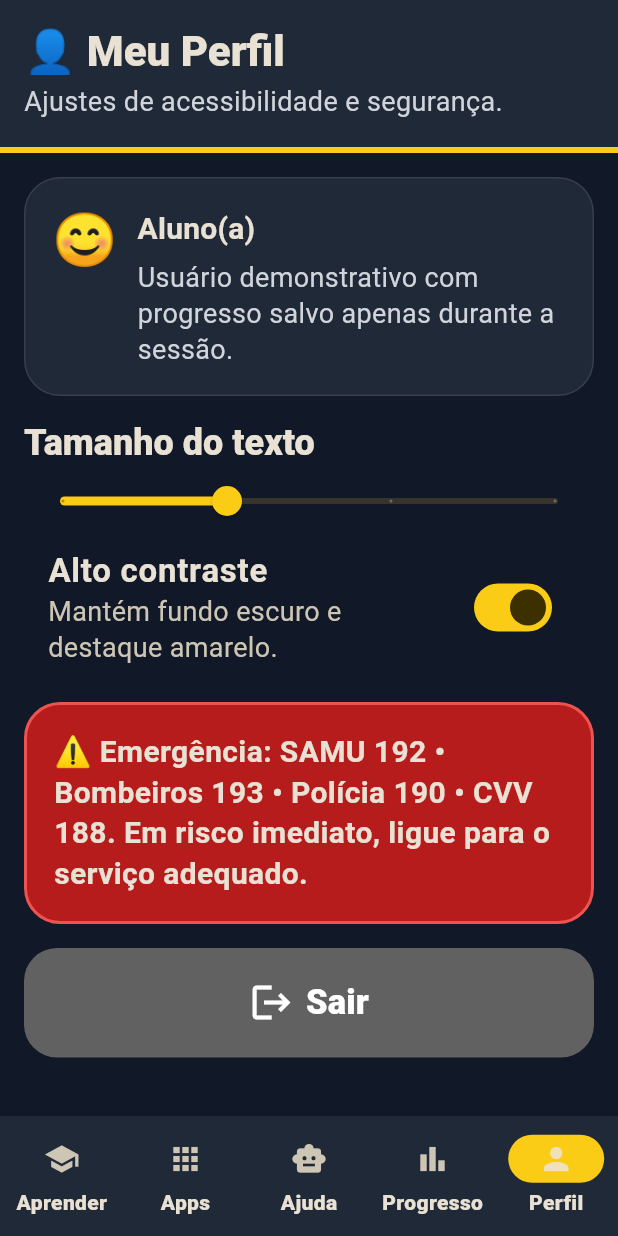
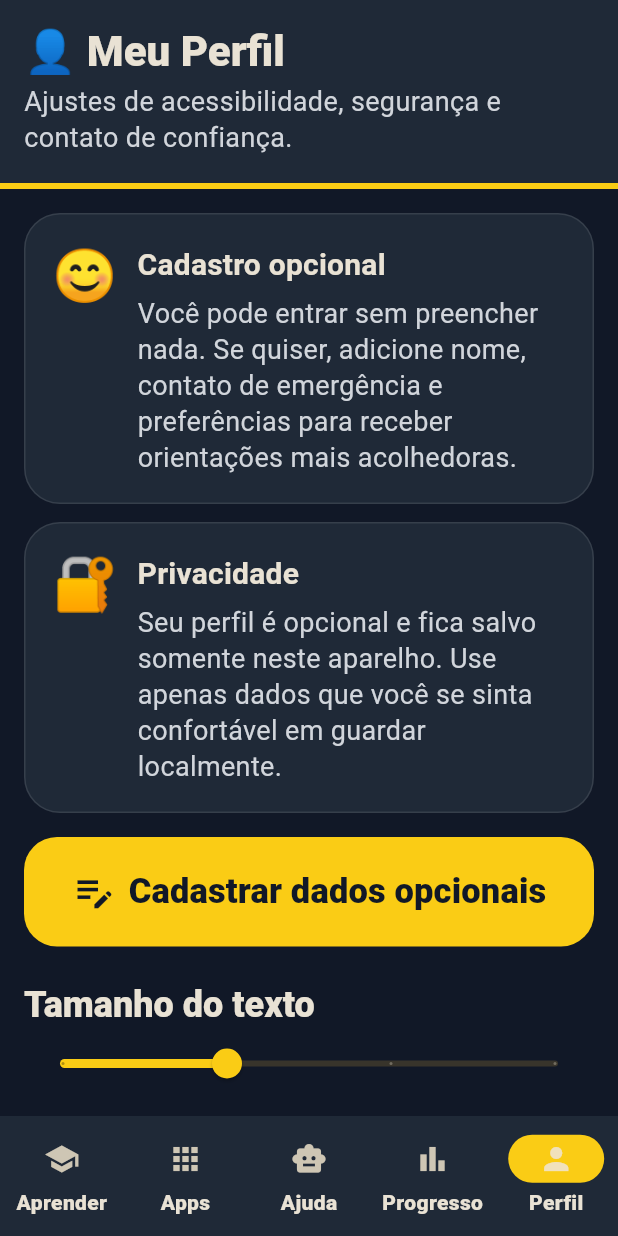
Before and after one commit to Igh0r/ProjetoEducacaoIdoso, a Flutter app: the MainNavigation screen opened directly, item 5 of the bottom bar chosen, on a phone screen of 412 x 824 dp. Run offline on Flutter 3.47's test engine with Material 3 defaults, Android fonts, the phone set to English and light mode, and no system bars; accounts and stored records are empty.

Commit message:
Adiciona perfil local opcional

```diff
--- a/lib/features/assistant/services/assistant_answer_service.dart
+++ b/lib/features/assistant/services/assistant_answer_service.dart
@@ -3,13 +3,14 @@ part of 'package:educacao_idoso/main.dart';
 class AssistantAnswerService {
   const AssistantAnswerService();
 
-  String answerFor(String question) {
+  String answerFor(String question, {UserProfile profile = const UserProfile()}) {
     final q = question.toLowerCase();
+    final trusted = profile.trustedContactLabel;
     if (q.contains('golpe') || q.contains('segurança')) {
-      return 'Nunca informe senha, código SMS ou número do cartão por mensagem. Desconfie de urgência, links estranhos e pedidos de dinheiro. Na dúvida, ligue para um familiar ou para o banco por um número oficial.';
+      return 'Nunca informe senha, código SMS ou número do cartão por mensagem. Desconfie de urgência, links estranhos e pedidos de dinheiro. Na dúvida, pare e confirme com $trusted ou com o banco por um número oficial.';
     }
     if (q.contains('pix')) {
-      return 'Para usar PIX com segurança: confira nome e banco antes de confirmar, comece com valores pequenos e nunca faça transferência por pressão de desconhecidos.';
+      return 'Para usar PIX com segurança: confira nome e banco antes de confirmar, comece com valores pequenos e nunca faça transferência por pressão de desconhecidos. Se houver urgência ou ameaça, confirme antes com $trusted.';
     }
     if (q.contains('gov')) {
       return 'No gov.br, use o aplicativo ou site oficial. Toque em “Esqueci minha senha” e siga as etapas. Peça ajuda a alguém de confiança, mas não compartilhe sua senha.';
@@ -17,10 +18,10 @@ class AssistantAnswerService {
     if (q.contains('remédio') || q.contains('remedio')) {
       return 'Use alarmes no celular, mantenha uma lista dos remédios e confirme horários com médico ou farmacêutico. Não altere doses sem orientação profissional.';
     }
-    return 'Boa pergunta! Vá por partes: leia a tela, procure botões como “Entrar”, “Confirmar” ou “Voltar” e, se envolver dinheiro ou senha, confirme com alguém de confiança antes de continuar.';
+    return 'Boa pergunta! Vá por partes: leia a tela, procure botões como “Entrar”, “Confirmar” ou “Voltar” e, se envolver dinheiro, senha ou dados sensíveis, confirme com $trusted antes de continuar.';
   }
 }
 
 const assistantAnswerService = AssistantAnswerService();
 
-String answerFor(String question) => assistantAnswerService.answerFor(question);
+String answerFor(String question) => assistantAnswerService.answerFor(question, profile: appState.userProfile);
--- a/lib/features/auth/presentation/login_page.dart
+++ b/lib/features/auth/presentation/login_page.dart
@@ -25,17 +25,28 @@ class LoginPage extends StatelessWidget {
                 ),
                 const SizedBox(height: 28),
                 SeniorButton(
-                  label: 'Entrar no aplicativo',
+                  label: 'Entrar sem cadastro',
                   icon: Icons.login,
                   onPressed: () => Navigator.of(context).pushReplacement(
                     MaterialPageRoute(builder: (_) => const MainNavigation()),
                   ),
                 ),
+                const SizedBox(height: 12),
+                SeniorButton.secondary(
+                  label: 'Preencher perfil opcional',
+                  icon: Icons.person_add_alt_1,
+                  onPressed: () async {
+                    await showProfileEditor(context, appState.userProfile);
+                    if (context.mounted) {
+                      Navigator.of(context).pushReplacement(MaterialPageRoute(builder: (_) => const MainNavigation()));
+                    }
+                  },
+                ),
                 const SizedBox(height: 16),
                 const InfoCard(
                   icon: '🔒',
-                  title: 'Seguro e acolhedor',
-                  text: 'Este protótipo usa login simplificado para facilitar testes e demonstrações.',
+                  title: 'Privacidade desde o início',
+                  text: 'O cadastro é opcional. Quando preenchido, fica salvo somente neste aparelho para lembrar seu contato de confiança e preferências.',
                 ),
               ],
             ),
--- /dev/null
+++ b/lib/features/profile/models/user_profile.dart
@@ -0,0 +1,61 @@
+part of 'package:educacao_idoso/main.dart';
+
+class UserProfile {
+  const UserProfile({
+    this.name = '',
+    this.emergencyPhone = '',
+    this.trustedContactName = '',
+    this.preferences = '',
+  });
+
+  final String name;
+  final String emergencyPhone;
+  final String trustedContactName;
+  final String preferences;
+
+  bool get hasAnyData =>
+      name.trim().isNotEmpty ||
+      emergencyPhone.trim().isNotEmpty ||
+      trustedContactName.trim().isNotEmpty ||
+      preferences.trim().isNotEmpty;
+
+  bool get hasTrustedContact =>
+      trustedContactName.trim().isNotEmpty || emergencyPhone.trim().isNotEmpty;
+
+  String get trustedContactLabel {
+    final contact = trustedContactName.trim();
+    final phone = emergencyPhone.trim();
+    if (contact.isNotEmpty && phone.isNotEmpty) return '$contact ($phone)';
+    if (contact.isNotEmpty) return contact;
+    if (phone.isNotEmpty) return phone;
+    return 'um familiar, cuidador ou contato de confiança';
+  }
+
+  UserProfile copyWith({
+    String? name,
+    String? emergencyPhone,
+    String? trustedContactName,
+    String? preferences,
+  }) {
+    return UserProfile(
+      name: name ?? this.name,
+      emergencyPhone: emergencyPhone ?? this.emergencyPhone,
+      trustedContactName: trustedContactName ?? this.trustedContactName,
+      preferences: preferences ?? this.preferences,
+    );
+  }
+
+  Map<String, Object?> toJson() => {
+        'name': name,
+        'emergencyPhone': emergencyPhone,
+        'trustedContactName': trustedContactName,
+        'preferences': preferences,
+      };
+
+  factory UserProfile.fromJson(Map<String, Object?> json) => UserProfile(
+        name: json['name'] as String? ?? '',
+        emergencyPhone: json['emergencyPhone'] as String? ?? '',
+        trustedContactName: json['trustedContactName'] as String? ?? '',
+        preferences: json['preferences'] as String? ?? '',
+      );
+}
--- a/lib/features/profile/presentation/profile_page.dart
+++ b/lib/features/profile/presentation/profile_page.dart
@@ -7,12 +7,24 @@ class ProfilePage extends StatelessWidget {
   Widget build(BuildContext context) {
     return AppShell(
       title: '👤 Meu Perfil',
-      subtitle: 'Ajustes de acessibilidade e segurança.',
+      subtitle: 'Ajustes de acessibilidade, segurança e contato de confiança.',
       child: AnimatedBuilder(
         animation: appState,
         builder: (context, _) => ListView(padding: const EdgeInsets.all(16), children: [
-          const InfoCard(icon: '😊', title: 'Aluno(a)', text: 'Usuário demonstrativo com progresso salvo apenas durante a sessão.'),
+          ProfileSummaryCard(profile: appState.userProfile),
+          const SizedBox(height: 12),
+          const InfoCard(
+            icon: '🔐',
+            title: 'Privacidade',
+            text: 'Seu perfil é opcional e fica salvo somente neste aparelho. Use apenas dados que você se sinta confortável em guardar localmente.',
+          ),
           const SizedBox(height: 16),
+          SeniorButton(
+            label: appState.userProfile.hasAnyData ? 'Editar meus dados' : 'Cadastrar dados opcionais',
+            icon: Icons.edit_note,
+            onPressed: () => showProfileEditor(context, appState.userProfile),
+          ),
+          const SizedBox(height: 24),
           Text('Tamanho do texto', style: Theme.of(context).textTheme.titleLarge),
           Slider(
             value: appState.textScale,
@@ -29,7 +41,7 @@ class ProfilePage extends StatelessWidget {
             subtitle: const Text('Mantém fundo escuro e destaque amarelo.'),
           ),
           const SizedBox(height: 16),
-          const EmergencyCard(),
+          EmergencyCard(profile: appState.userProfile),
           const SizedBox(height: 16),
           SeniorButton.secondary(
             label: 'Sair',
@@ -41,3 +53,89 @@ class ProfilePage extends StatelessWidget {
     );
   }
 }
+
+class ProfileSummaryCard extends StatelessWidget {
+  const ProfileSummaryCard({required this.profile, super.key});
+  final UserProfile profile;
+
+  @override
+  Widget build(BuildContext context) {
+    if (!profile.hasAnyData) {
+      return const InfoCard(
+        icon: '😊',
+        title: 'Cadastro opcional',
+        text: 'Você pode entrar sem preencher nada. Se quiser, adicione nome, contato de emergência e preferências para receber orientações mais acolhedoras.',
+      );
+    }
+    return InfoCard(
+      icon: '😊',
+      title: profile.name.trim().isEmpty ? 'Aluno(a)' : profile.name.trim(),
+      text: 'Contato de confiança: ${profile.trustedContactLabel}. Preferências: ${profile.preferences.trim().isEmpty ? 'não informadas' : profile.preferences.trim()}.',
+    );
+  }
+}
+
+Future<void> showProfileEditor(BuildContext context, UserProfile profile) async {
+  final name = TextEditingController(text: profile.name);
+  final phone = TextEditingController(text: profile.emergencyPhone);
+  final trusted = TextEditingController(text: profile.trustedContactName);
+  final prefs = TextEditingController(text: profile.preferences);
+
+  await showDialog<void>(
+    context: context,
+    builder: (context) => AlertDialog(
+      backgroundColor: _panel,
+      title: const Text('Dados opcionais do perfil'),
+      content: SingleChildScrollView(
+        child: Column(mainAxisSize: MainAxisSize.min, children: [
+          const Text('Essas informações ficam armazenadas apenas neste aparelho e ajudam o app a lembrar seu contato de confiança em situações sensíveis.'),
+          const SizedBox(height: 12),
+          _ProfileField(controller: name, label: 'Nome', icon: Icons.person),
+          _ProfileField(controller: phone, label: 'Telefone de emergência', icon: Icons.phone),
+          _ProfileField(controller: trusted, label: 'Familiar ou cuidador', icon: Icons.volunteer_activism),
+          _ProfileField(controller: prefs, label: 'Preferências e observações', icon: Icons.notes, maxLines: 3),
+        ]),
+      ),
+      actions: [
+        TextButton(onPressed: () => Navigator.of(context).pop(), child: const Text('Agora não')),
+        FilledButton(
+          onPressed: () async {
+            await appState.saveUserProfile(UserProfile(
+              name: name.text.trim(),
+              emergencyPhone: phone.text.trim(),
+              trustedContactName: trusted.text.trim(),
+              preferences: prefs.text.trim(),
+            ));
+            if (context.mounted) Navigator.of(context).pop();
+          },
+          child: const Text('Salvar neste aparelho'),
+        ),
+      ],
+    ),
+  );
+  name.dispose();
+  phone.dispose();
+  trusted.dispose();
+  prefs.dispose();
+}
+
+class _ProfileField extends StatelessWidget {
+  const _ProfileField({required this.controller, required this.label, required this.icon, this.maxLines = 1});
+  final TextEditingController controller;
+  final String label;
+  final IconData icon;
+  final int maxLines;
+
+  @override
+  Widget build(BuildContext context) {
+    return Padding(
+      padding: const EdgeInsets.only(bottom: 10),
+      child: TextField(
+        controller: controller,
+        maxLines: maxLines,
+        style: const TextStyle(fontSize: 20),
+        decoration: InputDecoration(prefixIcon: Icon(icon), labelText: label, filled: true, fillColor: Colors.white10),
+      ),
+    );
+  }
+}
--- a/lib/main.dart
+++ b/lib/main.dart
@@ -1,14 +1,19 @@
+import 'dart:convert';
+import 'dart:io';
+
 import 'package:flutter/material.dart';
 
 part 'app/theme/app_theme.dart';
 part 'features/learning/models/learning_models.dart';
 part 'features/assistant/models/chat_message.dart';
 part 'features/apps/models/app_models.dart';
+part 'features/profile/models/user_profile.dart';
 part 'features/learning/data/lesson_seed_data.dart';
 part 'features/apps/data/app_seed_data.dart';
 part 'features/learning/repositories/lesson_repository.dart';
 part 'features/learning/utils/lesson_utils.dart';
 part 'features/progress/repositories/progress_repository.dart';
+part 'features/profile/repositories/profile_repository.dart';
 part 'features/progress/services/progress_service.dart';
 part 'features/assistant/services/assistant_answer_service.dart';
 part 'features/apps/services/app_launch_service.dart';
--- a/lib/shared/widgets/shared_widgets.dart
+++ b/lib/shared/widgets/shared_widgets.dart
@@ -143,10 +143,14 @@ class StatCard extends StatelessWidget {
 }
 
 class EmergencyCard extends StatelessWidget {
-  const EmergencyCard({super.key});
+  const EmergencyCard({this.profile, super.key});
+  final UserProfile? profile;
 
   @override
   Widget build(BuildContext context) {
-    return const WarningCard(text: 'Emergência: SAMU 192 • Bombeiros 193 • Polícia 190 • CVV 188. Em risco imediato, ligue para o serviço adequado.');
+    final trusted = profile?.trustedContactLabel ?? appState.userProfile.trustedContactLabel;
+    return WarningCard(
+      text: 'Emergência: SAMU 192 • Bombeiros 193 • Polícia 190 • CVV 188. Em risco imediato, ligue para o serviço adequado. Em dúvidas sobre PIX, golpes, segurança ou dados sensíveis, pare e confirme com $trusted.',
+    );
   }
 }
```
Also changed, not shown: lib/core/state/app_state.dart (+13 -1 lines), lib/features/profile/repositories/profile_repository.dart (added, +45 -0 lines), 1 other file.
